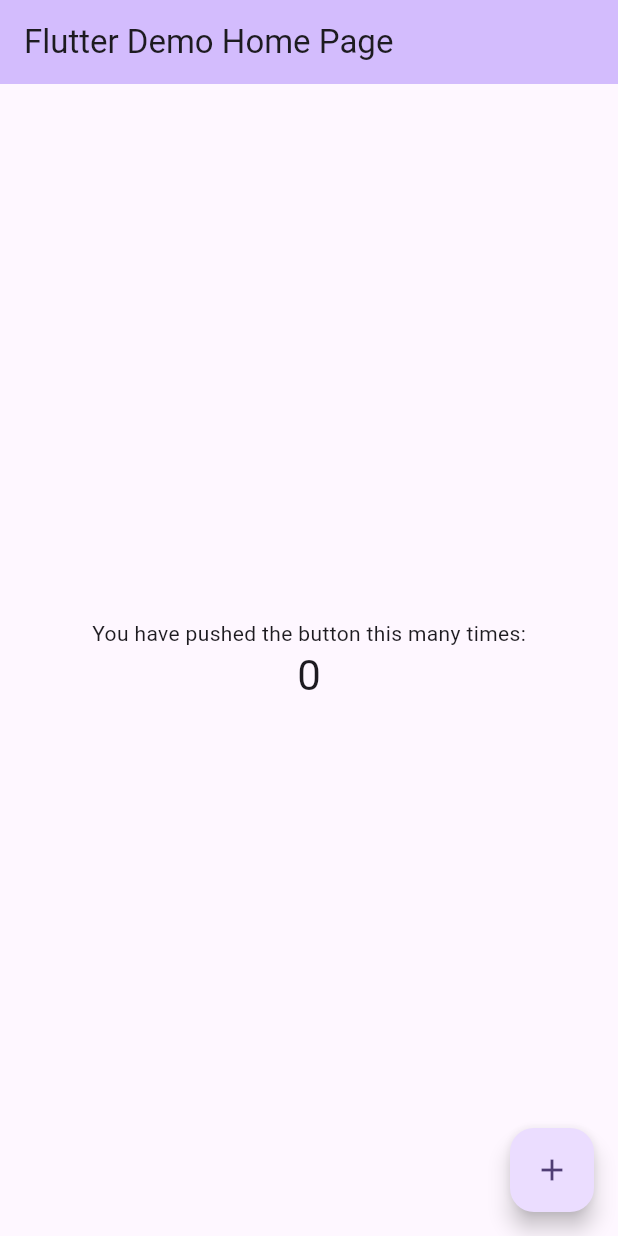
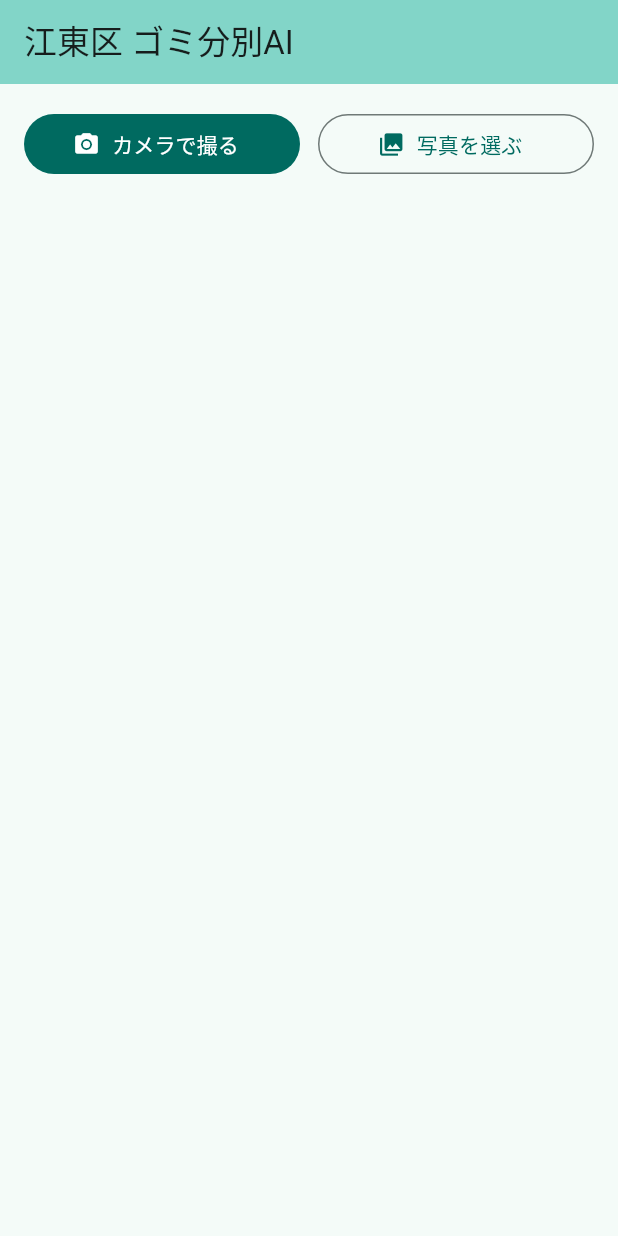
Before and after one commit to s2622040-ops/trash_app, a Flutter app: the screen it shows after launch, on a phone screen of 412 x 824 dp. Run offline on Flutter 3.47's test engine with Material 3 defaults, Android fonts, the phone set to English and light mode, and no system bars; our stand-ins replace image_picker.

Commit message:
アプリの主機能

```diff
--- a/lib/main.dart
+++ b/lib/main.dart
@@ -1,121 +1,259 @@
+import 'dart:convert';
+import 'dart:io';
 import 'package:flutter/material.dart';
+import 'package:http/http.dart' as http;
+import 'package:image_picker/image_picker.dart';
 
-void main() {
-  runApp(const MyApp());
-}
+// アプリ起動最初の関数
+void main() => runApp(const MyApp());
 
 class MyApp extends StatelessWidget {
   const MyApp({super.key});
 
-  // This widget is the root of your application.
   @override
   Widget build(BuildContext context) {
     return MaterialApp(
-      title: 'Flutter Demo',
+      title: '江東区 ゴミ分別AI',
       theme: ThemeData(
-        // This is the theme of your application.
-        //
-        // TRY THIS: Try running your application with "flutter run". You'll see
-        // the application has a purple toolbar. Then, without quitting the app,
-        // try changing the seedColor in the colorScheme below to Colors.green
-        // and then invoke "hot reload" (save your changes or press the "hot
-        // reload" button in a Flutter-supported IDE, or press "r" if you used
-        // the command line to start the app).
-        //
-        // Notice that the counter didn't reset back to zero; the application
-        // state is not lost during the reload. To reset the state, use hot
-        // restart instead.
-        //
-        // This works for code too, not just values: Most code changes can be
-        // tested with just a hot reload.
-        colorScheme: .fromSeed(seedColor: Colors.deepPurple),
+        colorScheme: ColorScheme.fromSeed(seedColor: Colors.teal),
+        useMaterial3: true,
       ),
-      home: const MyHomePage(title: 'Flutter Demo Home Page'),
+      home: const GarbageSortPage(),
     );
   }
 }
 
-class MyHomePage extends StatefulWidget {
-  const MyHomePage({super.key, required this.title});
-
-  // This widget is the home page of your application. It is stateful, meaning
-  // that it has a State object (defined below) that contains fields that affect
-  // how it looks.
-
-  // This class is the configuration for the state. It holds the values (in this
-  // case the title) provided by the parent (in this case the App widget) and
-  // used by the build method of the State. Fields in a Widget subclass are
-  // always marked "final".
-
-  final String title;
+class GarbageSortPage extends StatefulWidget {
+  const GarbageSortPage({super.key});
 
   @override
-  State<MyHomePage> createState() => _MyHomePageState();
+  State<GarbageSortPage> createState() => _GarbageSortPageState();
 }
 
-class _MyHomePageState extends State<MyHomePage> {
-  int _counter = 0;
+class _GarbageSortPageState extends State<GarbageSortPage> {
+  static const String apiUrl = 'http://192.168.3.12:8000/classify';
 
-  void _incrementCounter() {
+  File? _image; // カメラで撮った画像
+  bool _isLoading = false; // AIが判定中かどうか
+  Map<String, dynamic>? _result; // FastAPIから返ってきたJSONデータ
+  String? _error; // 通信失敗時などのエラーメッセージ
+
+  // 現在メイン表示している品目情報（代替候補をタップしたときに切り替え用）
+  String? _selectedItem; // 品目
+  String? _selectedCategory; // 分別区分
+  String? _selectedMemo; // 備考
+
+  // 特定の画像をFastAPIに送る処理
+  Future<void> _pickAndClassify(ImageSource source) async {
+    final picker = ImagePicker();
+    // 写真をそのまま送ると遅くなるため縦横最大1024px、画質80%で取り込む
+    final picked = await picker.pickImage(
+      source: source,
+      maxWidth: 1024,
+      maxHeight: 1024,
+      imageQuality: 80,
+    );
+    // カメラやアルバムなど何もせずキャンセルを押した場合、通信処理をせずそのまま終了させる
+    if (picked == null) return;
+
+    // 画面を読み込み中にする
     setState(() {
-      // This call to setState tells the Flutter framework that something has
-      // changed in this State, which causes it to rerun the build method below
-      // so that the display can reflect the updated values. If we changed
-      // _counter without calling setState(), then the build method would not be
-      // called again, and so nothing would appear to happen.
-      _counter++;
+      _image = File(picked.path); // 撮った画像をプレビュー用にセット
+      _isLoading = true; // 読み込み中にする
+      // 初期化する(前回の判定結果やエラーなどのリセット)
+      _result = null;
+      _error = null;
+      _selectedItem = null;
+      _selectedCategory = null;
+      _selectedMemo = null;
     });
+
+    try {
+      // FastAPIへ画像を送信
+      final request = http.MultipartRequest('POST', Uri.parse(apiUrl));
+      request.files.add(await http.MultipartFile.fromPath('file', picked.path));
+
+      // サーバーへ送信後待機(最大20秒過ぎたらタイムアウト)
+      final streamedRes = await request.send().timeout(const Duration(seconds: 20));
+      final response = await http.Response.fromStream(streamedRes);
+
+      // 通信成功した場合、返ってきたJSONを日本語対応で読み込む処理
+      if (response.statusCode == 200) {
+        final data = json.decode(utf8.decode(response.bodyBytes)) as Map<String, dynamic>;
+        setState(() {
+          _result = data;
+          _selectedItem = data['item'];
+          _selectedCategory = data['category'];
+          _selectedMemo = data['memo'];
+        });
+      } else { // サーバー側でエラーが発生した場合
+        setState(() => _error = 'サーバーエラー: ${response.statusCode}');
+      }
+    } catch (e) { // 通信自体の失敗を受け止め、アプリが落ちないようにする
+      setState(() => _error = '通信エラー: サーバーが起動しているか、同じWi-Fiか確認してください\n($e)');
+    } finally {
+      setState(() => _isLoading = false); // 通信エラーでも必ず通信モーションを止める
+    }
   }
 
   @override
   Widget build(BuildContext context) {
-    // This method is rerun every time setState is called, for instance as done
-    // by the _incrementCounter method above.
-    //
-    // The Flutter framework has been optimized to make rerunning build methods
-    // fast, so that you can just rebuild anything that needs updating rather
-    // than having to individually change instances of widgets.
     return Scaffold(
       appBar: AppBar(
-        // TRY THIS: Try changing the color here to a specific color (to
-        // Colors.amber, perhaps?) and trigger a hot reload to see the AppBar
-        // change color while the other colors stay the same.
+        title: const Text('江東区 ゴミ分別AI'),
         backgroundColor: Theme.of(context).colorScheme.inversePrimary,
-        // Here we take the value from the MyHomePage object that was created by
-        // the App.build method, and use it to set our appbar title.
-        title: Text(widget.title),
       ),
-      body: Center(
-        // Center is a layout widget. It takes a single child and positions it
-        // in the middle of the parent.
+      body: SingleChildScrollView(
+        padding: const EdgeInsets.all(16),
         child: Column(
-          // Column is also a layout widget. It takes a list of children and
-          // arranges them vertically. By default, it sizes itself to fit its
-          // children horizontally, and tries to be as tall as its parent.
-          //
-          // Column has various properties to control how it sizes itself and
-          // how it positions its children. Here we use mainAxisAlignment to
-          // center the children vertically; the main axis here is the vertical
-          // axis because Columns are vertical (the cross axis would be
-          // horizontal).
-          //
-          // TRY THIS: Invoke "debug painting" (choose the "Toggle Debug Paint"
-          // action in the IDE, or press "p" in the console), to see the
-          // wireframe for each widget.
-          mainAxisAlignment: .center,
+          crossAxisAlignment: CrossAxisAlignment.stretch,
           children: [
-            const Text('You have pushed the button this many times:'),
-            Text(
-              '$_counter',
-              style: Theme.of(context).textTheme.headlineMedium,
+            // 撮影・写真選択ボタン
+            Row(
+              children: [
+                // 撮影ボタン
+                Expanded(
+                  child: FilledButton.icon(
+                    // 通信中に押されるのを防ぎ、ボタン連打を防ぐ
+                    onPressed: _isLoading ? null : () => _pickAndClassify(ImageSource.camera),
+                    icon: const Icon(Icons.camera_alt),
+                    label: const Text('カメラで撮る'),
+                  ),
+                ),
+                const SizedBox(width: 12),
+                // 写真選択ボタン
+                Expanded(
+                  child: OutlinedButton.icon(
+                    // 通信中に押されるのを防ぎ、ボタン連打を防ぐ
+                    onPressed: _isLoading ? null : () => _pickAndClassify(ImageSource.gallery),
+                    icon: const Icon(Icons.photo_library),
+                    label: const Text('写真を選ぶ'),
+                  ),
+                ),
+              ],
             ),
+            const SizedBox(height: 16),
+
+            // 選んだ画像のプレビュー
+            if (_image != null)
+              ClipRRect(
+                borderRadius: BorderRadius.circular(12),
+                child: Image.file(_image!, height: 240, fit: BoxFit.cover),
+              ),
+            const SizedBox(height: 16),
+
+            // ローディング
+            if (_isLoading)
+              const Padding(
+                padding: EdgeInsets.symmetric(vertical: 32),
+                child: Column(
+                  children: [
+                    CircularProgressIndicator(),
+                    SizedBox(height: 12),
+                    Text('AIが分別を判定中...'),
+                  ],
+                ),
+              ),
+            // エラー内容を表示
+            if (_error != null)
+              Container(
+                padding: const EdgeInsets.all(12),
+                decoration: BoxDecoration(
+                  color: Colors.red.shade50,
+                  borderRadius: BorderRadius.circular(8),
+                ),
+                child: Text(_error!, style: TextStyle(color: Colors.red.shade800)),
+              ),
+            // 結果を表示
+            if (_result != null) _buildResultCard(_result!),
           ],
         ),
       ),
-      floatingActionButton: FloatingActionButton(
-        onPressed: _incrementCounter,
-        tooltip: 'Increment',
-        child: const Icon(Icons.add),
+    );
+  }
+
+  Widget _buildResultCard(Map<String, dynamic> res) {
+    // alternativesの型をListとして扱う
+    final alternatives = (res['alternatives'] as List<dynamic>?) ?? [];
+    // nullが返ってきても空文字を使う
+    final status = res['status'] ?? '';
+
+    return Card(
+      elevation: 2,
+      child: Padding(
+        padding: const EdgeInsets.all(16),
+        child: Column(
+          crossAxisAlignment: CrossAxisAlignment.start,
+          children: [
+            // 判定ステータスバッジ
+            Container(
+              padding: const EdgeInsets.symmetric(horizontal: 8, vertical: 4),
+              decoration: BoxDecoration(
+                color: Colors.teal.shade50,
+                borderRadius: BorderRadius.circular(6),
+              ),
+              child: Text(
+                status,
+                style: TextStyle(color: Colors.teal.shade800, fontSize: 12, fontWeight: FontWeight.bold),
+              ),
+            ),
+            const SizedBox(height: 8),
+
+            // 分別区分・品目名
+            Text(
+              _selectedCategory ?? '',
+              style: const TextStyle(fontSize: 22, fontWeight: FontWeight.bold, color: Colors.teal),
+            ),
+            const SizedBox(height: 4),
+            Text(
+              '品目：${_selectedItem ?? ''}',
+              style: const TextStyle(fontSize: 18, fontWeight: FontWeight.w500),
+            ),
+            const Divider(height: 24),
+
+            // 素材・注意点・備考
+            Text('検出素材：${res['material']}'),
+            if (res['brand'] != null && res['brand'] != '-')
+              Text('ブランド：${res['brand']}'),
+            const SizedBox(height: 6),
+            Text(
+              '注意点：${res['alert']}',
+              style: const TextStyle(fontWeight: FontWeight.bold, color: Colors.deepOrange),
+            ),
+            // 備考がある場合だけ表示
+            if (_selectedMemo != null && _selectedMemo != '-') ...[
+              const SizedBox(height: 8),
+              Text('江東区 備考：$_selectedMemo', style: const TextStyle(fontSize: 13, color: Colors.black87)),
+            ],
+
+            // 代替候補（タップでメイン表示を切り替え）
+            if (alternatives.isNotEmpty) ...[
+              const Divider(height: 24),
+              const Text('違う場合はこちらかも？（タップで切替）', style: TextStyle(fontWeight: FontWeight.bold)),
+              const SizedBox(height: 8),
+              ...alternatives.map((alt) {
+                return Card(
+                  color: Colors.grey.shade50,
+                  margin: const EdgeInsets.only(bottom: 8),
+                  child: ListTile(
+                    dense: true,
+                    title: Text('${alt['item']}（${alt['category']}）'),
+                    subtitle: Text(alt['memo'] ?? '', maxLines: 2, overflow: TextOverflow.ellipsis),
+                    trailing: const Icon(Icons.chevron_right),
+                    // 候補をタップで、結果カードを書き換え
+                    onTap: () {
+                      setState(() {
+                        _selectedItem = alt['item'];
+                        _selectedCategory = alt['category'];
+                        _selectedMemo = alt['memo'];
+                      });
+                    },
+                  ),
+                );
+              }),
+            ],
+          ],
+        ),
       ),
     );
   }
```
Also changed, not shown: 2 other files.
